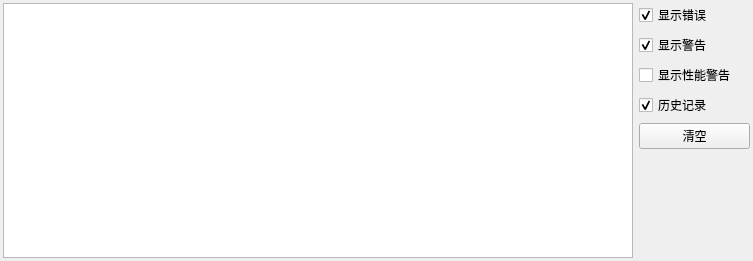
Old version of the form editor/echo/Base/UI/LogPanel/LogPanel.ui in the repository timi-liuliang/echo.
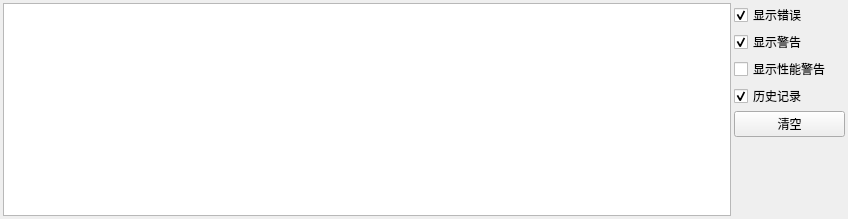
New version of the form.

```diff
--- a/editor/echo/Base/UI/LogPanel/LogPanel.ui
+++ b/editor/echo/Base/UI/LogPanel/LogPanel.ui
@@ -1,20 +1,22 @@
 <?xml version="1.0" encoding="UTF-8"?>
 <ui version="4.0">
  <class>LogPanel</class>
- <widget class="QDockWidget" name="LogPanel">
+ <widget class="QWidget" name="LogPanel">
   <property name="geometry">
    <rect>
     <x>0</x>
     <y>0</y>
-    <width>753</width>
-    <height>261</height>
+    <width>848</width>
+    <height>219</height>
    </rect>
   </property>
   <property name="windowTitle">
    <string>Log</string>
   </property>
-  <widget class="QWidget" name="dockWidgetContents">
    <layout class="QHBoxLayout" name="horizontalLayout">
+   <property name="spacing">
+    <number>3</number>
+   </property>
     <property name="leftMargin">
      <number>3</number>
     </property>
@@ -32,6 +34,9 @@
     </item>
     <item>
      <layout class="QVBoxLayout" name="verticalLayout">
+     <property name="spacing">
+      <number>3</number>
+     </property>
       <item>
        <widget class="QCheckBox" name="checkBox_2">
         <property name="text">
@@ -93,9 +98,6 @@
     </item>
    </layout>
   </widget>
- </widget>
- <resources>
-  <include location="../../../Resource/App.qrc"/>
- </resources>
+ <resources/>
  <connections/>
 </ui>
```
Lines whose indentation alone changed are shown as unchanged.
